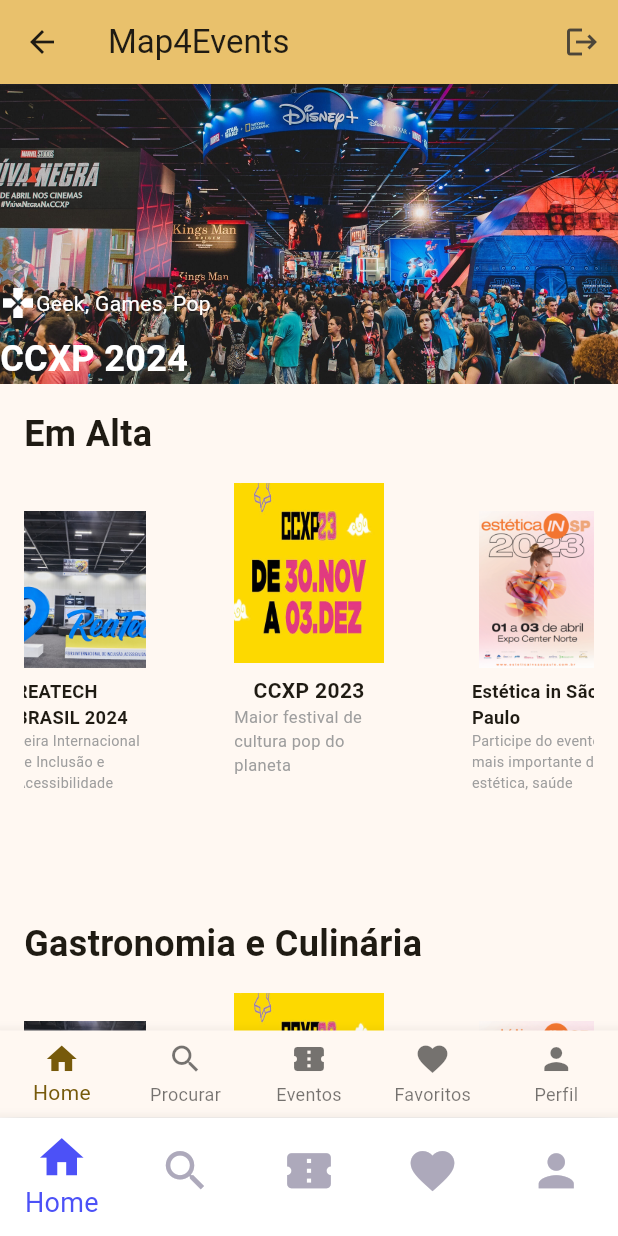
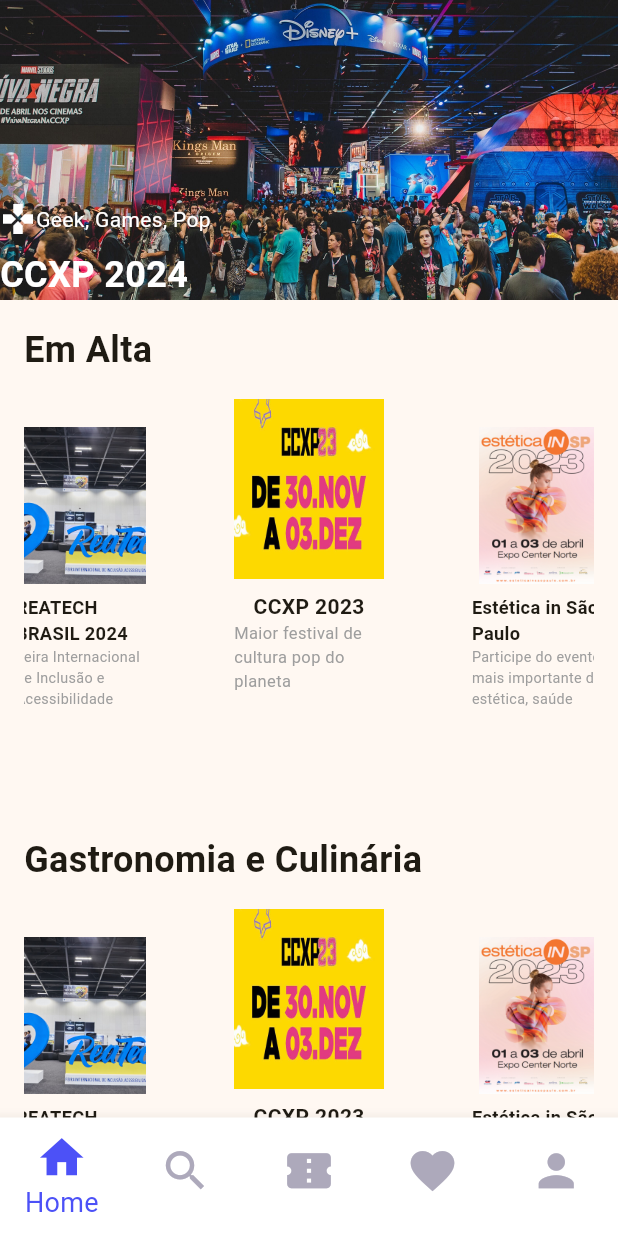
Before and after one commit to AntonioGSC/map_for_events, a Flutter app: the MainWidget screen opened directly, on a phone screen of 412 x 824 dp. Run offline on Flutter 3.47's test engine with Material 2 defaults, Android fonts, the phone set to English and light mode, and no system bars; drawn by our look-alikes of carousel_slider; our stand-ins replace cloud_firestore, firebase_auth, firebase_core, flutter_screenutil; missing offline and left inert: dart:ffi; accounts and stored records are empty.

Commit message:
fix: menu bar

```diff
--- a/lib/main.dart
+++ b/lib/main.dart
@@ -1,13 +1,13 @@
-import 'package:firebase_auth/firebase_auth.dart';
 import 'package:firebase_core/firebase_core.dart';
-import 'firebase_options.dart';
 import 'package:flutter/material.dart';
 import 'package:map_for_events/screens/favorite.dart';
-import 'package:map_for_events/screens/home.dart';
 import 'package:map_for_events/screens/login.dart';
+import 'package:map_for_events/screens/main_screen.dart';
 import 'package:map_for_events/screens/map.dart';
 import 'package:map_for_events/screens/my_event.dart';
 import 'package:map_for_events/screens/profile.dart';
+
+import 'firebase_options.dart';
 
 Future<void> main() async {
   WidgetsFlutterBinding.ensureInitialized();
@@ -33,7 +33,7 @@
           ),
       routes: {
         "/": (context) => const LoginScreenWidget(),
-        "/home": (context) => const HomeWidget(),
+        "/home": (context) => const MainWidget(),
         "/events": (context) => const MyEventsWidget(),
         "/favorite": (context) => const FavoriteEventsWidget(),
         "/map": (context) => const MapWidget(),
--- a/lib/screens/home.dart
+++ b/lib/screens/home.dart
@@ -44,29 +44,6 @@
   Widget build(BuildContext context) {
     ScreenUtil.init(context, designSize: const Size(700, 1400));
     return Scaffold(
-      appBar: AppBar(
-        title: appName, // Substitua pelo seu título
-        backgroundColor: Theme.of(context).colorScheme.inversePrimary,
-        actions: <Widget>[
-          IconButton(
-            icon: const Icon(Icons.logout),
-            onPressed: () {
-              LoginScreenWidget.logout(context); // Chamando a função estática
-            },
-          ),
-        ],
-      ),
-      bottomNavigationBar: BottomNavigationBar(
-          type: BottomNavigationBarType.fixed,
-          currentIndex: 0,
-          items: const [
-            BottomNavigationBarItem(
-                icon: iconHome, label: 'Home', backgroundColor: colorMainBlue),
-            BottomNavigationBarItem(icon: iconSearch, label: 'Procurar'),
-            BottomNavigationBarItem(icon: iconTicket, label: 'Eventos'),
-            BottomNavigationBarItem(icon: iconFavorite, label: 'Favoritos'),
-            BottomNavigationBarItem(icon: iconUser, label: 'Perfil'),
-          ]),
       body: SingleChildScrollView(
         child: Column(
           crossAxisAlignment: CrossAxisAlignment.stretch,
```
